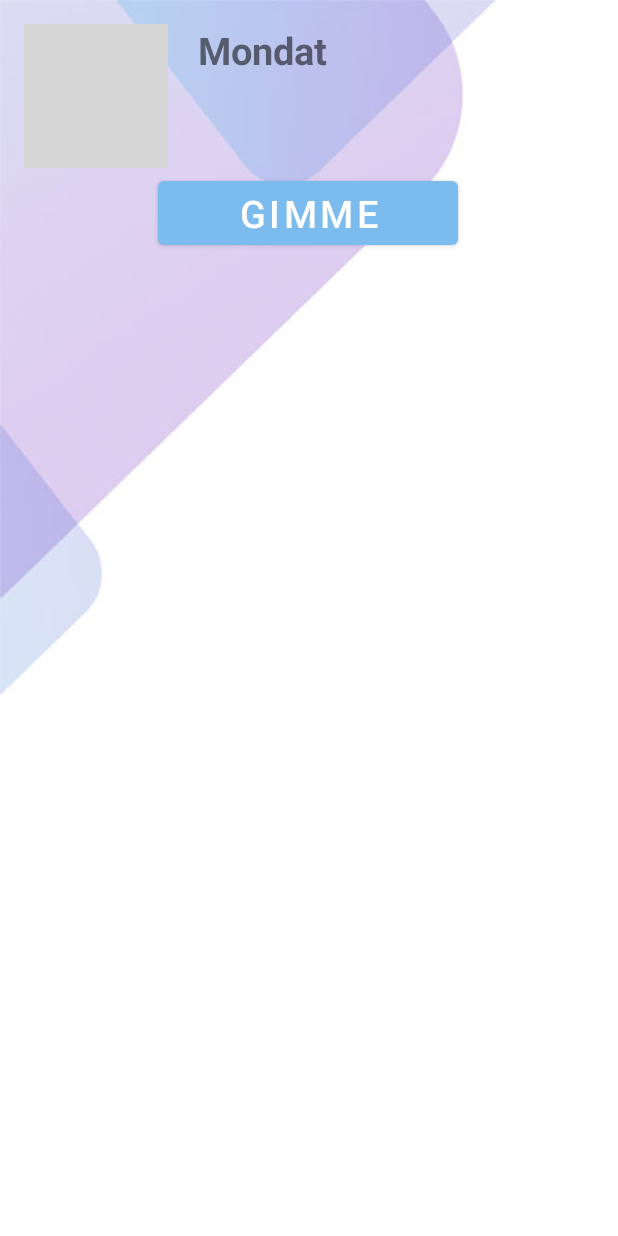
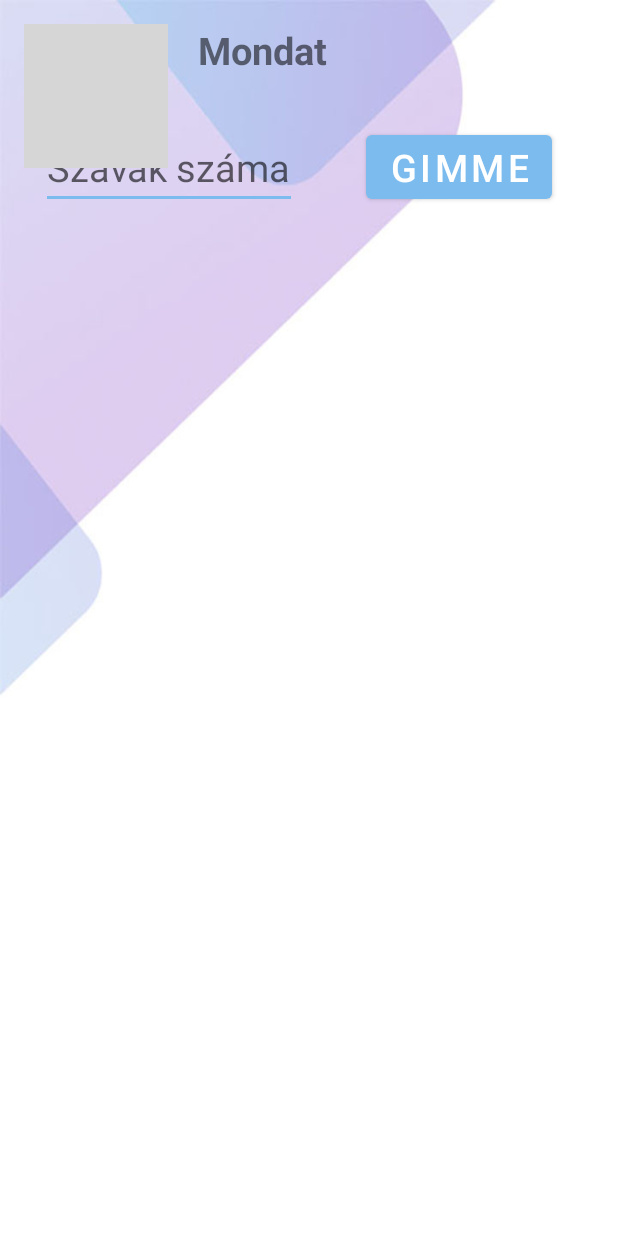
Before and after one commit to nbence94/Vocabulary, an Android app: the ExerciseActivity screen opened directly, with no data from a screen before it, on a phone screen of 412 x 824 dp. Run offline under Robolectric (Android 15) with nearby library versions, the phone set to English and light mode, and no system bars; grey boxes are pictures that could not be loaded.

Commit message:
Szótár alkalmazás 1.1.2 - Mondat gyakorlás update és refaktor

```diff
--- a/app/src/main/java/se/app/vocabulary/adapters/ExerciseAdapter.java
+++ b/app/src/main/java/se/app/vocabulary/adapters/ExerciseAdapter.java
@@ -45,6 +45,9 @@ public class ExerciseAdapter extends RecyclerView.Adapter<ExerciseAdapter.MyView
         String element_text;
         element_text = list.get(position).getEnglish();
         holder.title.setText(element_text);
+
+        String hungarian_text = list.get(position).getHungarian();
+        holder.element.setTooltipText(hungarian_text);
     }
 
     @Override
--- a/app/src/main/java/se/app/vocabulary/controller/Service.java
+++ b/app/src/main/java/se/app/vocabulary/controller/Service.java
@@ -88,6 +88,11 @@ public class Service {
         return list.size();
     }
 
+    public int getNumberOfWords() {
+        ArrayList<Words> list = getWords();
+        return list.size();
+    }
+
     public ArrayList<Words> getData(String query) {
         ArrayList<Words> list = new ArrayList<>();
         Cursor c = dh.getDatas(query);
--- a/app/src/main/java/se/app/vocabulary/sites/ExerciseActivity.java
+++ b/app/src/main/java/se/app/vocabulary/sites/ExerciseActivity.java
@@ -7,9 +7,12 @@ import androidx.recyclerview.widget.RecyclerView;
 import android.content.Intent;
 import android.os.Bundle;
 import android.util.Log;
+import android.view.WindowManager;
 import android.widget.Button;
+import android.widget.EditText;
 import android.widget.ImageView;
 import android.widget.TextView;
+import android.widget.Toast;
 
 import java.util.ArrayList;
 import java.util.Random;
@@ -35,6 +38,7 @@ public class ExerciseActivity extends AppCompatActivity {
     ImageView backBtn;
     Button generate;
     RecyclerView recyclerView;
+    EditText numbersInput;
 
     ExerciseAdapter adapter;
 
@@ -43,10 +47,14 @@ public class ExerciseActivity extends AppCompatActivity {
         super.onCreate(savedInstanceState);
         setContentView(R.layout.activity_exercise);
 
+        //Maradjon aktív a képernyő
+        getWindow().addFlags(WindowManager.LayoutParams.FLAG_KEEP_SCREEN_ON);
+
         title = findViewById(R.id.exercise_title_gui);
         backBtn = findViewById(R.id.exercise_back_btn_gui);
         generate = findViewById(R.id.generate_words_gui);
         recyclerView = findViewById(R.id.exercise_recycler_gui);
+        numbersInput = findViewById(R.id.exercise_num_of_words);
 
         getIntentData();
 
@@ -58,10 +66,19 @@ public class ExerciseActivity extends AppCompatActivity {
         });
 
         generate.setOnClickListener(v -> {
+            int numOfWords = 5;
+            if(!numbersInput.getText().toString().equals("")) {
+                numOfWords = Integer.parseInt(numbersInput.getText().toString());
+                if(numOfWords >= wordList.size()) {
+                    Toast.makeText(this, "Nincs ennyi szó", Toast.LENGTH_SHORT).show();
+                    return;
+                }
+            }
+
             chosenWords = new ArrayList<>();
             Random rnd = new Random();
             int randomId;
-            for(int i = 0; i < 5; i++) {
+            for(int i = 0; i < numOfWords; i++) {
                 randomId = rnd.nextInt(wordList.size() - 1) + 1;
                 while(chosenWords.contains(wordList.get(randomId))) randomId = rnd.nextInt(wordList.size() - 1) + 1;
                 chosenWords.add(wordList.get(randomId));
--- a/app/src/main/res/layout/activity_exercise.xml
+++ b/app/src/main/res/layout/activity_exercise.xml
@@ -6,6 +6,19 @@
     android:layout_height="match_parent"
     tools:context=".sites.ExerciseActivity"
     android:background="@drawable/bg1" >
+
+    <EditText
+        android:id="@+id/exercise_num_of_words"
+        android:layout_width="wrap_content"
+        android:layout_height="wrap_content"
+        android:layout_marginStart="16dp"
+        android:layout_marginTop="84dp"
+        android:hint="Szavak száma"
+        android:textSize="25sp"
+        app:layout_constraintEnd_toStartOf="@+id/generate_words_gui"
+        app:layout_constraintHorizontal_bias="0.196"
+        app:layout_constraintStart_toStartOf="parent"
+        app:layout_constraintTop_toTopOf="parent" />
 
     <ImageView
         android:id="@+id/exercise_back_btn_gui"
@@ -44,14 +57,13 @@
 
     <Button
         android:id="@+id/generate_words_gui"
-        android:layout_width="200dp"
+        android:layout_width="wrap_content"
         android:layout_height="wrap_content"
-        android:layout_marginTop="64dp"
+        android:layout_marginTop="84dp"
+        android:layout_marginEnd="44dp"
         android:text="GIMME"
         android:textSize="25sp"
         app:layout_constraintEnd_toEndOf="parent"
-        app:layout_constraintHorizontal_bias="0.497"
-        app:layout_constraintStart_toStartOf="parent"
-        app:layout_constraintTop_toBottomOf="@+id/exercise_title_gui" />
+        app:layout_constraintTop_toTopOf="parent" />
 
 </androidx.constraintlayout.widget.ConstraintLayout>
```
Also changed, not shown: app/src/main/java/se/app/vocabulary/MainActivity.java (+9 -0 lines).
